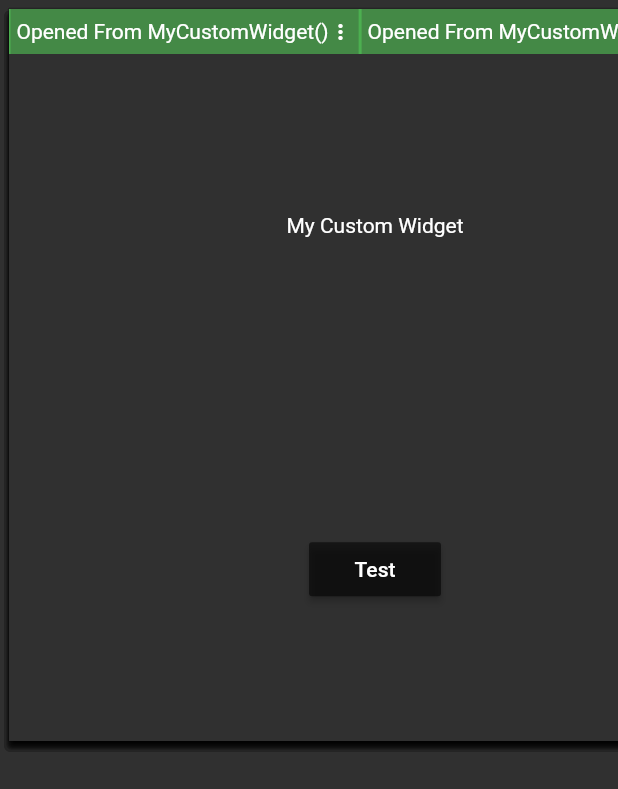
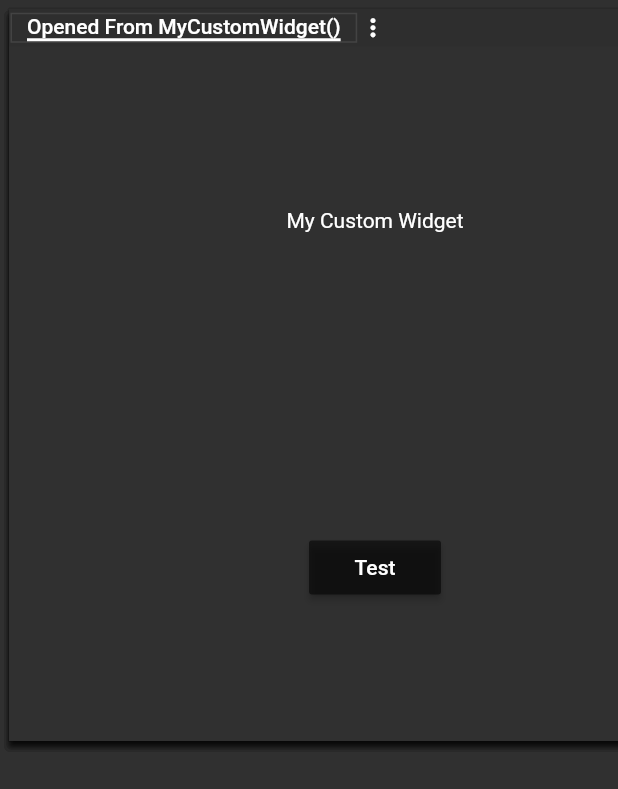
Before and after one commit to BlankSTDIO/panels, a Flutter app: the screen it shows after launch, after a tap on "Test", on a phone screen of 412 x 824 dp. Shown: the top 789 px of the screen. Run offline on Flutter 3.47's test engine with Material 2 defaults, Android fonts, the phone set to English and light mode, and no system bars.

Commit message:
Context Menu

```diff
--- a/example/lib/main.dart
+++ b/example/lib/main.dart
@@ -10,7 +10,9 @@ class ExampleApplication extends StatelessWidget {
   @override
   Widget build(BuildContext context) {
     return MaterialApp(
-      theme: ThemeData.dark(),
+      theme: ThemeData.dark().copyWith(
+        primaryColor: Colors.red
+      ),
       home: Example(),
     );
   }
--- a/lib/panels.dart
+++ b/lib/panels.dart
@@ -1,7 +1,9 @@
 library panels;
 
 import 'dart:math';
+import 'dart:ui';
 
+import 'package:flutter/gestures.dart';
 import 'package:flutter/material.dart';
 import 'package:flutter/widgets.dart';
 
@@ -64,33 +66,49 @@ class _PanelsManagerState extends State<PanelsManager> {
   }
 
   void populateWithDebugPanels() {
-    for(int i = 0; i < 10; i++) {
-      addPanel(
-        widget: Center(
-          child: Text("Panel $i!"),
-        ),
-        title: "Panel $i"
+    for(int j = 0; j < 5; j++) {
+      List<Widget> widgets = [];
+      List<String> titles = [];
+
+      for(int i = 0; i < 4; i++) {
+        widgets.add(Center(
+          child: Text("Panel $j - $i!"),
+        ));
+        titles.add(
+          "Panel $j - $i"
         );
       }
+
+      addPanels(widgets: widgets, titles: titles);
+    }
+  }
+
+  void addPanels({
+    required List<Widget> widgets,
+    required List<String?> titles
+  }) {
+    var key = GlobalKey();
+
+    setState(() {
+      var newPanel = PanelWrapper(
+        key: key,
+        titles: titles,
+        children: widgets
+      );
+
+      panelsMap[key] = newPanel;
+      currentPanels = panelsMap.values.toList();
+    });
   }
 
   void addPanel({
     required Widget widget,
     String? title
   }) {
-    print("Adding new panel: '$title'");
-    var key = GlobalKey();
-
-    setState(() {
-      var newPanel = PanelWrapper(
-        key: key,
-        title: title,
-        children: [widget, widget, widget]
+    addPanels(
+      widgets: [widget],
+      titles: [title]
     );
-
-      panelsMap[key] = newPanel;
-      currentPanels = panelsMap.values.toList();
-    });
   }
 
   void selectPanel(Key key) {
@@ -129,29 +147,30 @@ class _PanelsManagerState extends State<PanelsManager> {
 class PanelWrapper extends StatefulWidget {
   final Key key;
   final List<Widget> children;
-  final String? title;
+  final List<String?> titles;
   final Size size;
 
   PanelWrapper({
     required this.key,
     required this.children,
     this.size = const Size(500, 500),
-    this.title
-  }) : super(key: key);
+    this.titles = const []
+  }) : assert(titles.length == children.length), super(key: key);
 
   @override
   _PanelWrapperState createState() => _PanelWrapperState();
 }
 
-class _PanelWrapperState extends State<PanelWrapper> {
+class _PanelWrapperState extends State<PanelWrapper> with SingleTickerProviderStateMixin{
 
   late Size size;
   late Offset position = Offset(0, 0);
   bool dragged = false;
   int currentChildIndex = 0;
+  late TabController tabController;
 
   Size setSizeGetDelta(double width, double height) {
-    var newSize = Size(min(max(100, width), 1000), min(max(100, height), 1000));
+    var newSize = Size(max(100, width), max(100, height));
     var delta = Size(size.width - newSize.width, size.height - newSize.height);
     size = newSize;
     return delta;
@@ -186,7 +205,17 @@ class _PanelWrapperState extends State<PanelWrapper> {
   @override
   void initState() {
     size = widget.size;
+    tabController = TabController(
+      length: widget.children.length,
+      vsync: this
+    );
     super.initState();
+  }
+
+  @override
+  void dispose() {
+    tabController.dispose();
+    super.dispose();
   }
 
   @override
@@ -203,6 +232,29 @@ class _PanelWrapperState extends State<PanelWrapper> {
 
     var resizeBorderWidth = 6.0;
     var resizeCornerWidth = 8.0;
+    var i = -1;
+    var tabList = widget.children.map((e) {
+      i++;
+      return AnimatedContainer(
+        duration: Duration(milliseconds: 500),
+        curve: Curves.fastOutSlowIn,
+        constraints: i == tabController.index ?
+        BoxConstraints(
+          maxWidth: 1000
+        ) :
+        BoxConstraints(
+          maxWidth: 80
+        ),
+        child: Text(
+          widget.titles[i] ?? "Panel",
+          textAlign: TextAlign.center,
+          overflow: TextOverflow.ellipsis,
+          style: Theme.of(context).textTheme.bodyText1,
+        ),
+      );
+    }).toList();
+
+    var index = -1;
 
     var centralListener = Listener(
       behavior: HitTestBehavior.translucent,
@@ -212,13 +264,14 @@ class _PanelWrapperState extends State<PanelWrapper> {
         // * Window
         child: Column(
           children: [
+
             // * Draggable Top-bar
             Container(
               child: MouseRegion(
                 opaque: false,
                 cursor: SystemMouseCursors.move,
                 child: Listener(
-                  behavior: HitTestBehavior.opaque,
+                  behavior: HitTestBehavior.deferToChild,
                   onPointerDown: (event) => setState(() {
                     dragged = true;
                     Panels.of(context).selectPanel(widget.key);
@@ -227,40 +280,62 @@ class _PanelWrapperState extends State<PanelWrapper> {
                     dragged = false;
                   }),
                   onPointerMove: (event) => setState(() {
-                    position += event.delta;
+                    if(dragged) position += event.delta;
                   }),
                   child: Container(
-                    height: 30,
-                    color: Colors.green,
+                    color: HSVColor.fromColor(Theme.of(context).canvasColor).withValue(HSVColor.fromColor(Theme.of(context).canvasColor).value * 0.95).withAlpha(0.9).toColor(),
                     child: Row(
                       children: [
-                        Expanded(
-                          flex: 20,
-                          child: ListView(
-                            physics: NeverScrollableScrollPhysics(),
-                            scrollDirection: Axis.horizontal,
-                            children: widget.children.map((element) {
-                              return Container(
-                                margin: EdgeInsets.symmetric(horizontal: 1),
-                                child: Material(
-                                  color: Theme.of(context).canvasColor.withOpacity(0.3),
-                                  child: InkWell(
-                                    onTap: () {},
+                        AnimatedSwitcher(
+                          duration: Duration(milliseconds: 0),
+                          child: !(size.width < 200)
+                            ? ConstrainedBox(
+                              constraints: BoxConstraints(
+                                maxWidth: max(size.width/1.64, 10),
+                              ),
                               child: Container(
-                                      padding: EdgeInsets.symmetric(horizontal: 4),
-                                      child: Row(
-                                        children: [
-                                          Text(widget.title ?? "Panel"),
-                                          Icon(Icons.more_vert, size: 16)
-                                        ],
+                                margin: EdgeInsets.all(1),
+                                decoration: BoxDecoration(
+                                  border: Border.all(color: Theme.of(context).textTheme.bodyText1?.color?.withOpacity(0.1) ?? Colors.black)
                                 ),
+                                child: TabBar(
+                                  indicatorColor: Theme.of(context).textTheme.bodyText1?.color,
+
+                                  indicatorSize: TabBarIndicatorSize.label,
+                                  dragStartBehavior: DragStartBehavior.down,
+                                  isScrollable: true,
+                                  controller: tabController,
+                                  labelPadding: EdgeInsets.symmetric(horizontal: 10),
+                                  tabs: tabList,
                                 ),
+                              )
+                            )
+                            : Container()
                         ),
+
+                        PopupMenuButton<String>(
+                          shape: RoundedRectangleBorder(borderRadius: BorderRadius.all(Radius.circular(5))),
+                          tooltip: "Context Menu",
+                          child: Center(
+                            child: Icon(Icons.more_vert, size: 19.0),
                           ),
+                          initialValue: widget.titles[tabController.index],
+                          onSelected: (String value) {
+                            tabController.animateTo(widget.titles.indexOf(value));
+                          },
+                          itemBuilder: (context) {
+                            return widget.titles.map((String? title) {
+                              return PopupMenuItem<String>(
+                                height: 10.0,
+                                // enabled: title != widget.titles[tabController.index],
+                                value: title ?? "Panel",
+                                child: Text(title ?? "Panel"),
                               );
-                            }).toList()
+                            }).toList();
+                          },
                         ),
-                        ),
+
+
                         Spacer(flex: 1),
 
                         Row(
@@ -268,7 +343,7 @@ class _PanelWrapperState extends State<PanelWrapper> {
                           mainAxisSize: MainAxisSize.max,
                           children: [
                             Container(
-                              margin: EdgeInsets.all(3),
+                              margin: EdgeInsets.all(5),
                               child: ClipOval(
                                 child: Material(
                                   color: Theme.of(context).errorColor,
@@ -276,9 +351,9 @@ class _PanelWrapperState extends State<PanelWrapper> {
                                   child: InkWell(
                                     onTap: () => Panels.of(context).removePanel(widget.key),
                                     child: Container(
-                                      padding: EdgeInsets.all(2),
+                                      padding: EdgeInsets.all(3),
                                       child: Center(
-                                        child: Icon(Icons.close, size: 9.0,),
+                                        child: Icon(Icons.close, size: 9.0, color: Colors.white,),
                                       ),
                                     ),
                                   ),
@@ -286,7 +361,7 @@ class _PanelWrapperState extends State<PanelWrapper> {
                               ),
                             ),
                           ],
-                        )
+                        ),
                       ],
                     ),
                   ),
@@ -296,7 +371,11 @@ class _PanelWrapperState extends State<PanelWrapper> {
 
             // * Content
             Expanded(
-              child: widget.children[currentChildIndex]
+              child: TabBarView(
+                controller: tabController,
+                physics: BouncingScrollPhysics(),
+                children: widget.children,
+              )
             )
           ],
         )
@@ -321,6 +400,7 @@ class _PanelWrapperState extends State<PanelWrapper> {
                     resizeUp(event.delta);
                     resizeLeft(event.delta);
                   },
+                  onPointerDown: (event) => Panels.of(context).selectPanel(widget.key),
                 ),
               ),
             ),
@@ -336,6 +416,7 @@ class _PanelWrapperState extends State<PanelWrapper> {
                   child: GestureDetector(
                     behavior: HitTestBehavior.translucent,
                     onVerticalDragUpdate: (event) => resizeUp(event.delta),
+                    onVerticalDragStart: (event) => Panels.of(context).selectPanel(widget.key),
                   ),
                 ),
               ),
@@ -355,6 +436,7 @@ class _PanelWrapperState extends State<PanelWrapper> {
                     resizeUp(event.delta);
                     resizeRight(event.delta);
                   },
+                  onPointerDown: (event) => Panels.of(context).selectPanel(widget.key),
                 ),
               ),
             ),
@@ -374,6 +456,7 @@ class _PanelWrapperState extends State<PanelWrapper> {
                   child: GestureDetector(
                     behavior: HitTestBehavior.translucent,
                     onHorizontalDragUpdate: (event) => resizeLeft(event.delta),
+                    onHorizontalDragStart: (event) => Panels.of(context).selectPanel(widget.key),
                   ),
                 ),
               ),
@@ -392,6 +475,7 @@ class _PanelWrapperState extends State<PanelWrapper> {
                   child: GestureDetector(
                     behavior: HitTestBehavior.translucent,
                     onHorizontalDragUpdate: (event) => resizeRight(event.delta),
+                    onHorizontalDragStart: (event) => Panels.of(context).selectPanel(widget.key),
                   ),
                 ),
               ),
@@ -416,6 +500,7 @@ class _PanelWrapperState extends State<PanelWrapper> {
                     resizeDown(event.delta);
                     resizeLeft(event.delta);
                   },
+                  onPointerDown: (event) => Panels.of(context).selectPanel(widget.key),
                 ),
               ),
             ),
@@ -431,6 +516,7 @@ class _PanelWrapperState extends State<PanelWrapper> {
                   child: GestureDetector(
                     behavior: HitTestBehavior.translucent,
                     onVerticalDragUpdate: (event) => resizeDown(event.delta),
+                    onVerticalDragStart: (event) => Panels.of(context).selectPanel(widget.key),
                   ),
                 ),
               ),
@@ -450,6 +536,7 @@ class _PanelWrapperState extends State<PanelWrapper> {
                     resizeDown(event.delta);
                     resizeRight(event.delta);
                   },
+                  onPointerDown: (event) => Panels.of(context).selectPanel(widget.key),
                 ),
               ),
             ),
```
Lines whose indentation alone changed are shown as unchanged.
